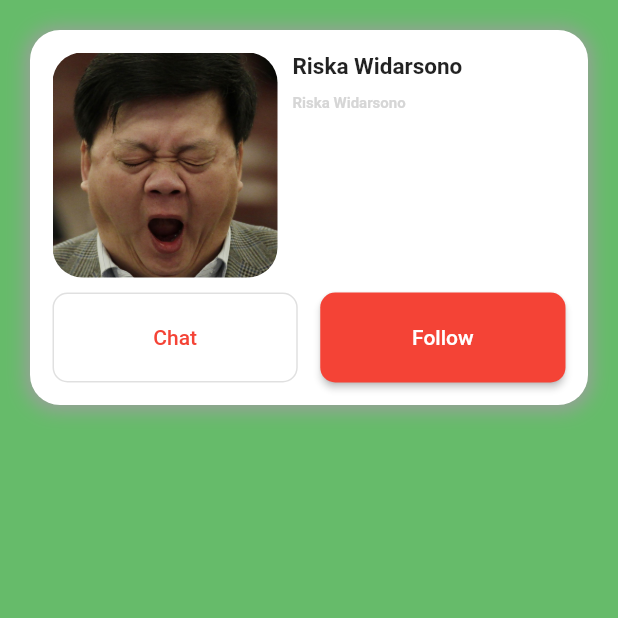
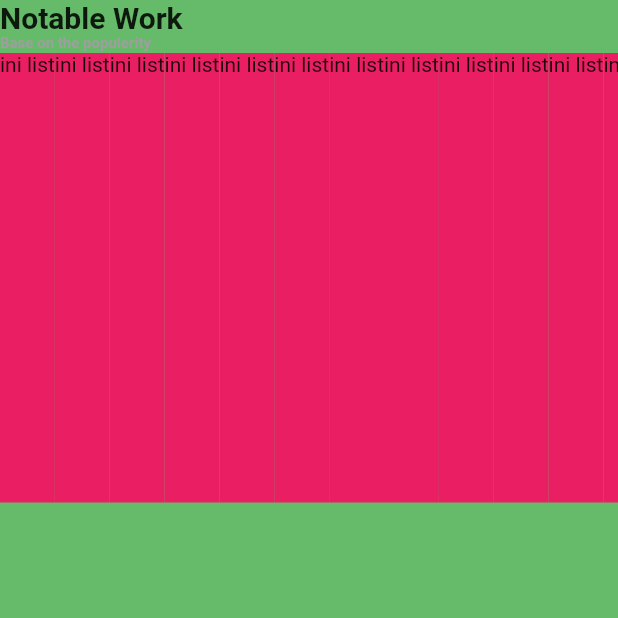
Before and after one commit to riskawidarsono/layout, a Flutter app: the screen it shows after launch, on a phone screen of 412 x 824 dp, the top half of it. Run offline on Flutter 3.47's test engine with Material 2 defaults, Android fonts, the phone set to English and light mode, and no system bars.

Commit message:
List Layouting

```diff
--- a/layout/lib/presentastion/profile/profile_page.dart
+++ b/layout/lib/presentastion/profile/profile_page.dart
@@ -1,4 +1,5 @@
 import 'package:flutter/material.dart';
+import 'package:layout/widget/chartinformation.dart';
 
 class ProfilePage extends StatefulWidget {
   ProfilePage({Key key}) : super(key: key);
@@ -14,118 +15,50 @@ class _ProfilePageState extends State<ProfilePage> {
       backgroundColor: Colors.green[400],
       body: SafeArea(
         child: Container(
-          child: Container(
-            width: double.infinity,
-            height: 250,
-            margin: EdgeInsets.all(20),
-            padding: EdgeInsets.all(15),
-            decoration: BoxDecoration(
-              boxShadow: [
-                BoxShadow(
-                  color: Colors.grey,
-                  blurRadius: 10,
-                  spreadRadius: 2,
-                  offset: Offset.fromDirection(90),
+          child: Column(
+            crossAxisAlignment: CrossAxisAlignment.start,
+            children: <Widget>[
+              TitleAndSubtitle(),
+              Container(
+                height: 300,
+                child: ListView.builder(
+                  scrollDirection: Axis.horizontal,
+                  itemBuilder: (context, index) {
+                    return Container(
+                      color: Colors.pink,
+                      child: Text('ini list'),
+                    );
+                  },
                 ),
-              ],
-              color: Colors.white,
-              borderRadius: BorderRadius.circular(20),
-            ),
-            child: Column(
-              crossAxisAlignment: CrossAxisAlignment.start,
-              children: [
-                Container(
-                  height: 160,
-                  child: Row(
-                    children: <Widget>[
-                      Container(
-                        width: 150,
-                        margin: EdgeInsets.only(bottom: 10),
-                        decoration: BoxDecoration(
-                          image: DecorationImage(
-                            fit: BoxFit.cover,
-                            image: AssetImage('assests/images/poeple.jpg'),
-                          ),
-                          borderRadius: BorderRadius.circular(20),
-                        ),
-                      ),
-                      Flexible(
-                        child: Container(
-                          padding: EdgeInsets.only(left: 10),
-                          child: Column(
-                            crossAxisAlignment: CrossAxisAlignment.start,
-                            children: [
-                              Text(
-                                'Riska Widarsono',
-                                overflow: TextOverflow.ellipsis,
-                                style: TextStyle(
-                                  fontSize: 15,
-                                  fontWeight: FontWeight.bold,
-                                ),
-                              ),
-                              SizedBox(
-                                height: 10,
-                              ),
-                              Text(
-                                'Riska Widarsono',
-                                overflow: TextOverflow.ellipsis,
-                                style: TextStyle(
-                                  fontSize: 10,
-                                  color: Colors.grey[350],
-                                  fontWeight: FontWeight.bold,
-                                ),
-                              ),
-                            ],
-                          ),
-                        ),
-                      ),
-                    ],
-                  ),
-                ),
-                Flexible(
-                  child: Container(
-                    child: Row(
-                      crossAxisAlignment: CrossAxisAlignment.stretch,
-                      children: [
-                        Expanded(
-                          flex: 1,
-                          child: OutlineButton(
-                            shape: RoundedRectangleBorder(
-                              borderRadius: BorderRadius.circular(10),
-                            ),
-                            onPressed: () {},
-                            child: Text(
-                              "Chat",
-                              style: TextStyle(color: Colors.red),
-                            ),
-                          ),
-                        ),
-                        SizedBox(
-                          width: 15,
-                        ),
-                        Expanded(
-                          flex: 1,
-                          child: RaisedButton(
-                            color: Colors.red,
-                            shape: RoundedRectangleBorder(
-                              borderRadius: BorderRadius.circular(10),
-                            ),
-                            onPressed: () {},
-                            child: Text(
-                              "Follow",
-                              style: TextStyle(color: Colors.white),
-                            ),
-                          ),
-                        ),
-                      ],
-                    ),
-                  ),
-                ),
-              ],
-            ),
+              ),
+            ],
           ),
         ),
       ),
     );
   }
 }
+
+class TitleAndSubtitle extends StatelessWidget {
+  const TitleAndSubtitle({
+    Key key,
+  }) : super(key: key);
+
+  @override
+  Widget build(BuildContext context) {
+    return Column(
+      crossAxisAlignment: CrossAxisAlignment.start,
+      children: [
+        Text(
+          'Notable Work',
+          style: TextStyle(fontSize: 20, fontWeight: FontWeight.bold),
+        ),
+        Text(
+          'Base on the populerity',
+          style: TextStyle(
+              fontSize: 10, fontWeight: FontWeight.bold, color: Colors.grey),
+        ),
+      ],
+    );
+  }
+}
```
Also changed, not shown: layout/lib/widget/chartinformation.dart (added, +177 -0 lines).
